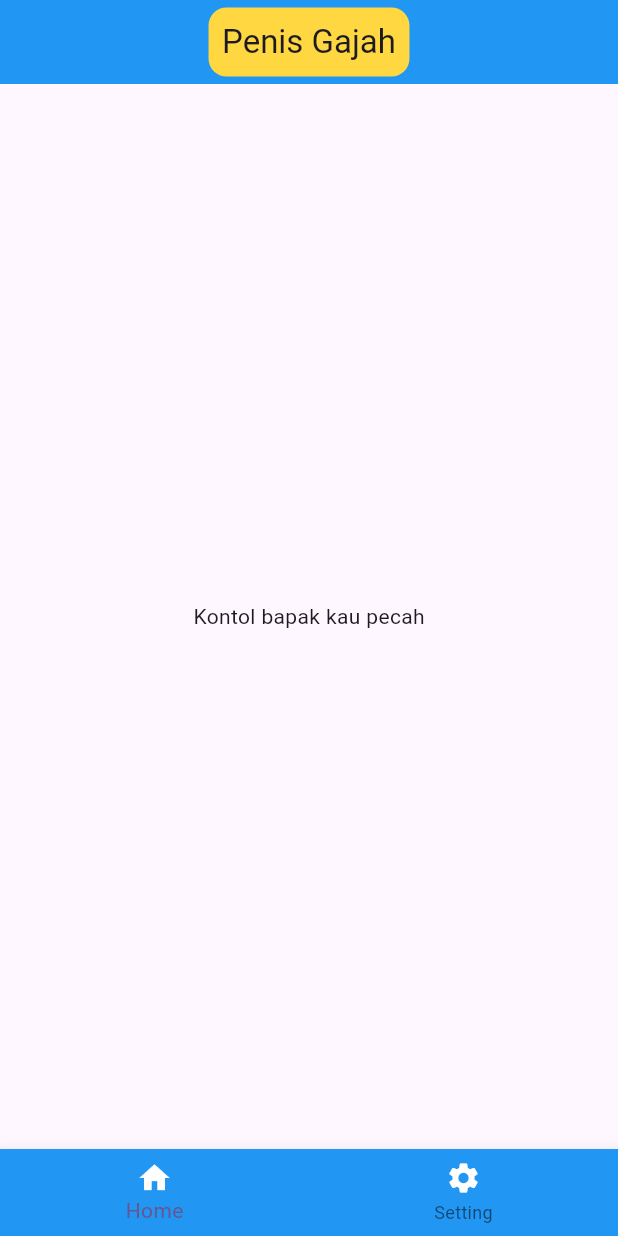
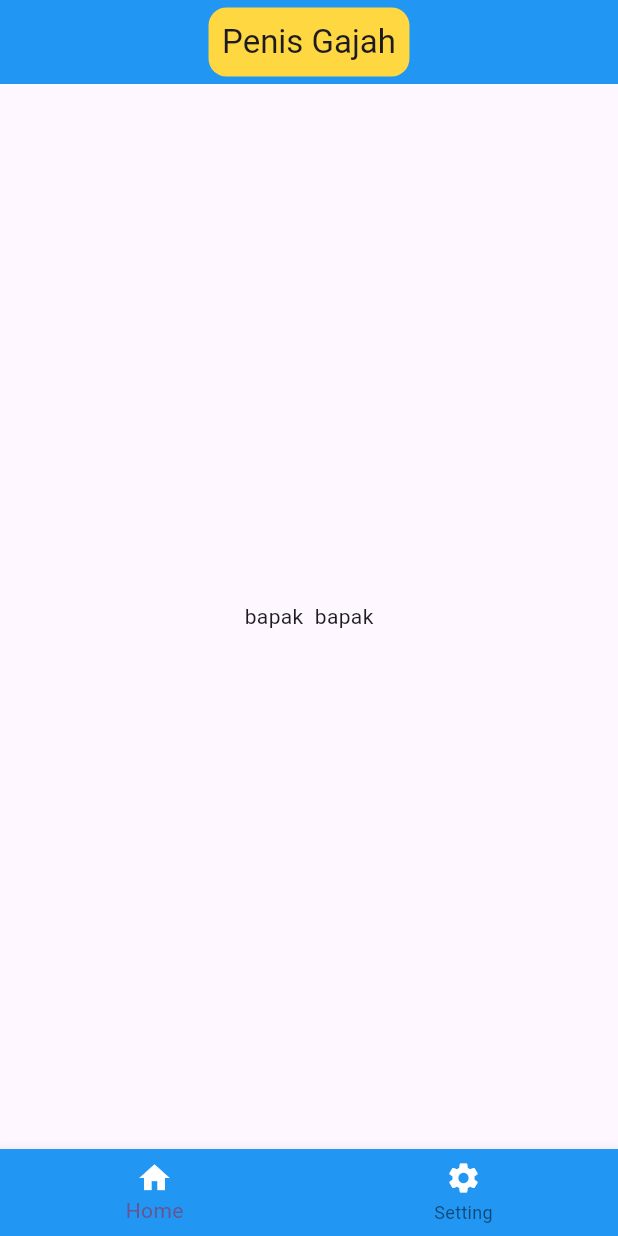
Before and after one commit to SiamAlSobari/SimpleApp, a Flutter app: the screen it shows after launch, on a phone screen of 412 x 824 dp. Run offline on Flutter 3.47's test engine with Material 3 defaults, Android fonts, the phone set to English and light mode, and no system bars.

Commit message:
feat: nambah widget gaje

```diff
--- a/lib/main.dart
+++ b/lib/main.dart
@@ -28,7 +28,15 @@ class MyApp extends StatelessWidget {
             ),
           ),
         ),
-        body: Center(child: Text("Kontol bapak kau pecah")),
+        body: Center(
+          child: Container(
+            alignment: Alignment.center,
+            child: Row(
+              mainAxisAlignment: MainAxisAlignment.center,
+              children: [Text("bapak "), Text(" bapak")],
+            ),
+          ),
+        ),
         bottomNavigationBar: BottomNavigationBar(
           backgroundColor: Colors.blue,
           items: const [
```
